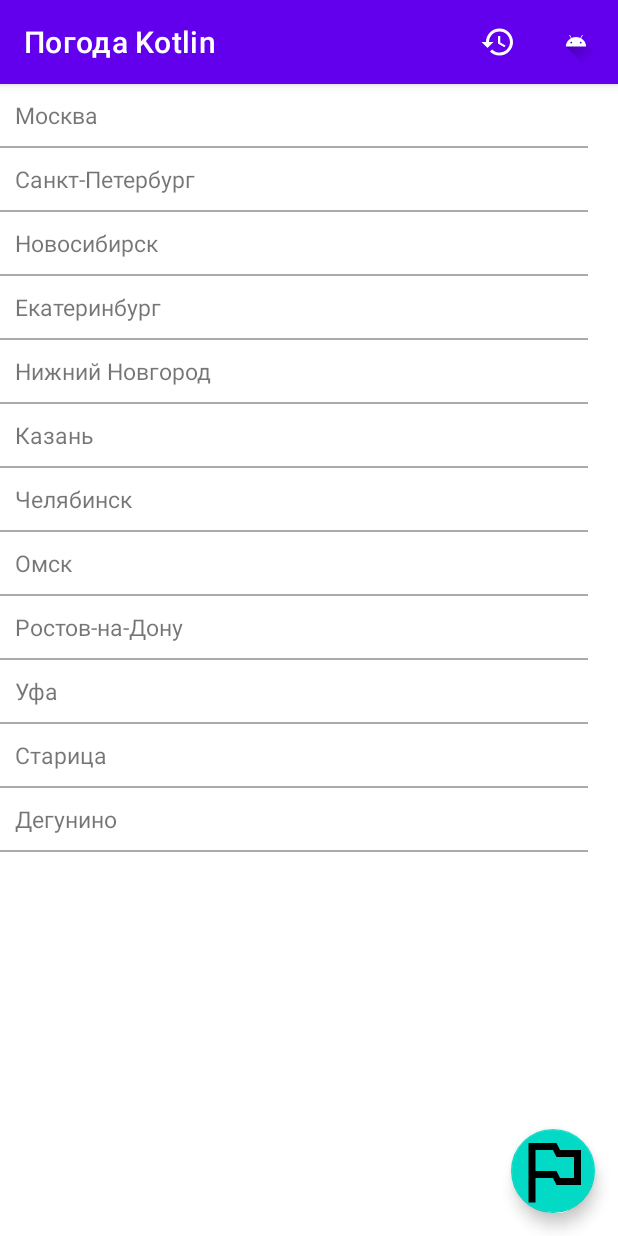
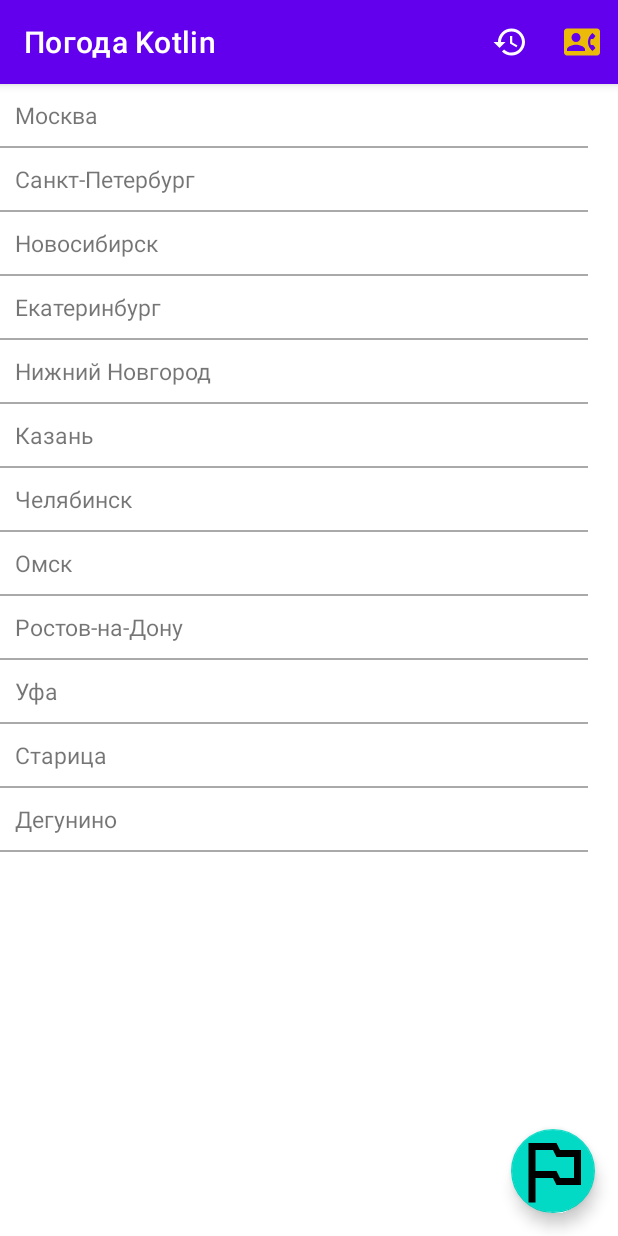
Before and after one commit to vikzak/WeatherKotlin, an Android app: the screen it shows after launch (MainActivity), on a phone screen of 412 x 824 dp. Run offline under Robolectric (Android 15) with nearby library versions, the phone set to English and light mode, and no system bars; our stand-ins replace Room's generated code.

Commit message:
ДЗ№9 - вывожу контакты с номерами телефонов

```diff
--- /dev/null
+++ b/app/src/main/res/drawable/ic_baseline_contact_phone_24.xml
@@ -0,0 +1,5 @@
+<vector android:height="24dp" android:tint="#ECBB0A"
+    android:viewportHeight="24" android:viewportWidth="24"
+    android:width="24dp" xmlns:android="http://schemas.android.com/apk/res/android">
+    <path android:fillColor="@android:color/white" android:pathData="M22,3L2,3C0.9,3 0,3.9 0,5v14c0,1.1 0.9,2 2,2h20c1.1,0 1.99,-0.9 1.99,-2L24,5c0,-1.1 -0.9,-2 -2,-2zM8,6c1.66,0 3,1.34 3,3s-1.34,3 -3,3 -3,-1.34 -3,-3 1.34,-3 3,-3zM14,18L2,18v-1c0,-2 4,-3.1 6,-3.1s6,1.1 6,3.1v1zM17.85,14h1.64L21,16l-1.99,1.99c-1.31,-0.98 -2.28,-2.38 -2.73,-3.99 -0.18,-0.64 -0.28,-1.31 -0.28,-2s0.1,-1.36 0.28,-2c0.45,-1.62 1.42,-3.01 2.73,-3.99L21,8l-1.51,2h-1.64c-0.22,0.63 -0.35,1.3 -0.35,2s0.13,1.37 0.35,2z"/>
+</vector>
--- a/app/src/main/res/menu/menu_content_provider.xml
+++ b/app/src/main/res/menu/menu_content_provider.xml
@@ -3,7 +3,7 @@
     xmlns:app="http://schemas.android.com/apk/res-auto">
     <item
         android:id="@+id/menu_content_provider"
-        android:icon="@drawable/ic_launcher_foreground"
+        android:icon="@drawable/ic_baseline_contact_phone_24"
         android:title="@string/content_provider"
         app:showAsAction="always" />
 </menu>
```
Also changed, not shown: app/src/main/java/ru/gb/weatherkotlin/view/ContentProviderFragment.kt (+34 -6 lines).
